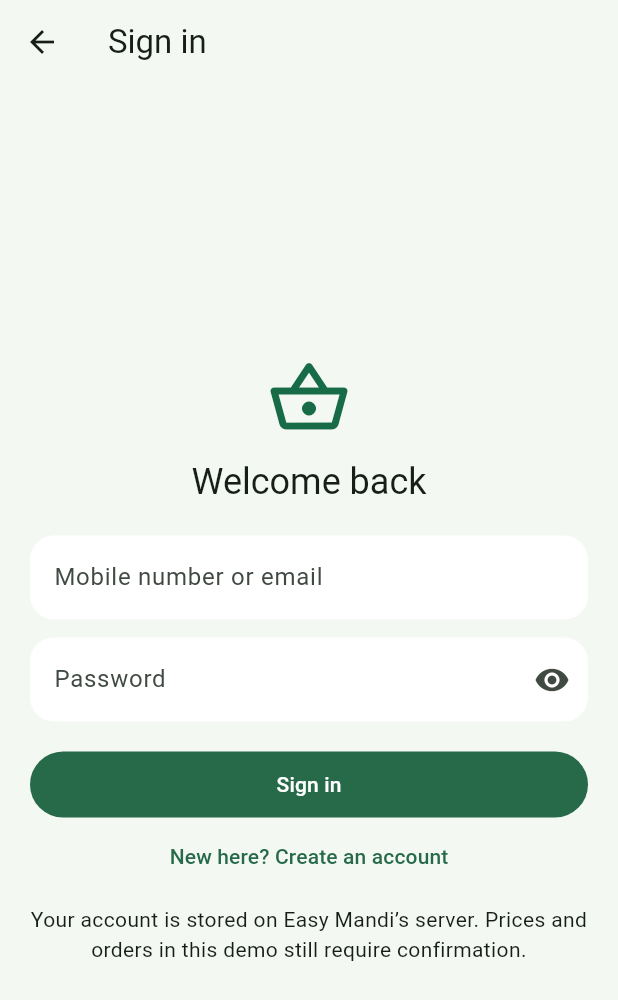
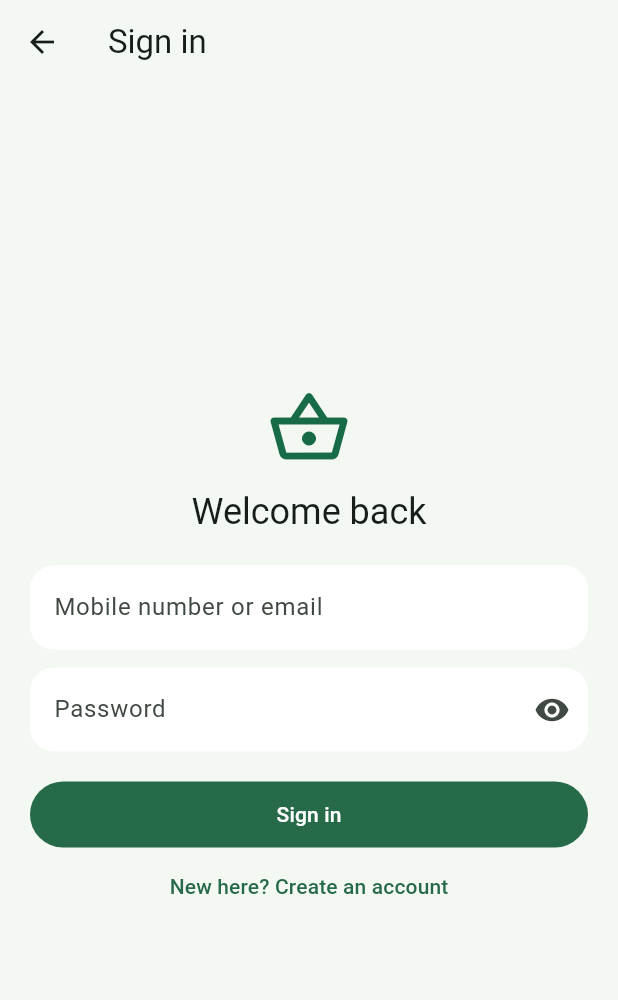
Before and after one commit to Programmer-s-Picnic/easymandi, a Flutter app: the AccountPage screen opened directly, on a phone screen of 412 x 824 dp. Shown: the top 1000 px of the screen. Run offline on Flutter 3.47's test engine with Material 3 defaults, Android fonts, the phone set to English and light mode, and no system bars; our stand-ins replace flutter_secure_storage, google_sign_in, shared_preferences, sqflite; accounts and stored records are empty; network calls fail.

Commit message:
Remove diagnostic and demo notices from Android app

```diff
--- a/lib/account_page.dart
+++ b/lib/account_page.dart
@@ -53,7 +53,7 @@ class _AccountPageState extends State<AccountPage> {
       if (mounted) Navigator.pop(context, user);
     } on GoogleSignInException catch (error) {
       if (mounted) setState(() => _error = error.code == GoogleSignInExceptionCode.canceled
-        ? null : 'Google sign-in failed. Check Google configuration and try again.');
+        ? null : 'Google sign-in failed. Please try again.');
     } on AuthException catch (error) {
       if (mounted) setState(() => _error = error.message);
     } catch (_) {
@@ -164,8 +164,6 @@ class _AccountPageState extends State<AccountPage> {
             setState(() { _register = !_register; _error = null; });
           }, child: Text(_register ? 'Already have an account? Sign in' : 'New here? Create an account')),
           const SizedBox(height: 8),
-          const Text('Your account is stored on Easy Mandi’s server. Prices and orders in this demo still require confirmation.',
-            textAlign: TextAlign.center),
         ]),
       )),
     )),
```
